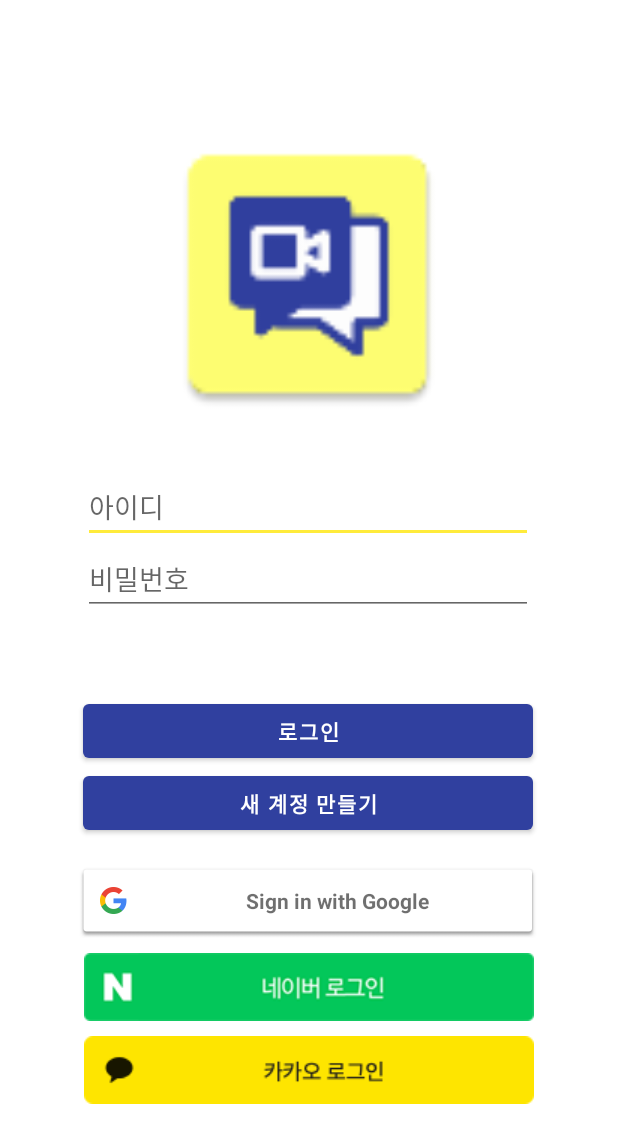
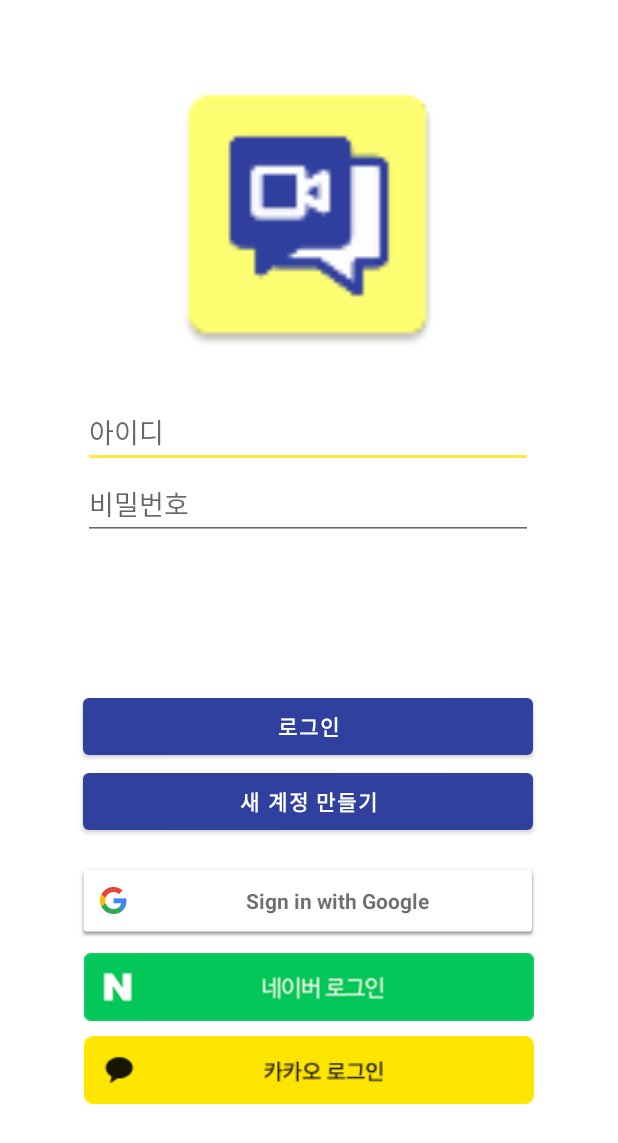
Before and after one commit to Jhanoo/BloomBuddy, an Android app: the LoginActivity screen opened directly, with no data from a screen before it, on a phone screen of 412 x 824 dp. Shown: the top 1143 px of the screen. Run offline under Robolectric (Android 15) with nearby library versions, the phone set to English and light mode, and no system bars; libraries missing offline, so code that uses them is left out: com.kakao.sdk, com.navercorp.nid; 2 statements that could not run were skipped.

```diff
--- a/app/src/main/res/layout/activity_login.xml
+++ b/app/src/main/res/layout/activity_login.xml
@@ -21,7 +21,7 @@
         android:id="@+id/logoImgView"
         android:layout_width="200dp"
         android:layout_height="200dp"
-        android:layout_marginTop="60dp"
+        android:layout_marginTop="20dp"
         app:layout_constraintEnd_toEndOf="parent"
         app:layout_constraintStart_toStartOf="parent"
         app:layout_constraintTop_toTopOf="parent"
@@ -32,7 +32,7 @@
         android:id="@+id/login_id"
         android:layout_width="300dp"
         android:layout_height="wrap_content"
-        android:layout_marginTop="30dp"
+        android:layout_marginTop="20dp"
         android:hint="아이디"
         android:inputType="text"
         android:maxLines="1"
@@ -58,28 +58,26 @@
     <Button
         android:id="@+id/login_button"
         android:layout_width="300dp"
-        android:layout_height="wrap_content"
-        android:layout_marginTop="16dp"
+        android:layout_height="50dp"
         android:text="로그인"
+        android:textStyle="bold"
+        app:layout_constraintBottom_toTopOf="@id/create_account_button"
         app:layout_constraintHorizontal_bias="0.495"
         app:layout_constraintLeft_toLeftOf="parent"
-        app:layout_constraintRight_toRightOf="parent"
-        app:layout_constraintBottom_toTopOf="@id/create_account_button"
-        android:textStyle="bold" />
-
+        app:layout_constraintRight_toRightOf="parent" />
 
 
     <Button
         android:id="@+id/create_account_button"
         android:layout_width="300dp"
-        android:layout_height="wrap_content"
+        android:layout_height="50dp"
         android:layout_marginBottom="16dp"
         android:text="새 계정 만들기"
+        android:textStyle="bold"
         app:layout_constraintBottom_toTopOf="@id/googleLoginBtn"
         app:layout_constraintHorizontal_bias="0.495"
         app:layout_constraintLeft_toLeftOf="parent"
-        app:layout_constraintRight_toRightOf="parent"
-        android:textStyle="bold"/>
+        app:layout_constraintRight_toRightOf="parent" />
 
 
     <com.google.android.gms.common.SignInButton
```
Also changed, not shown: app/src/main/java/com/example/bloombuddy/form/MarkerData.java (added, +49 -0 lines), app/src/main/java/com/example/bloombuddy/menuFragment/MapFragment.kt (+66 -24 lines), app/src/main/res/drawable/gps.png (deleted), app/src/main/res/drawable/kakao_login_large_narrow.png (deleted), app/src/main/res/drawable/kakao_login_large_wide.png (deleted), app/src/main/res/drawable/kakao_login_medium_narrow.png (deleted).
